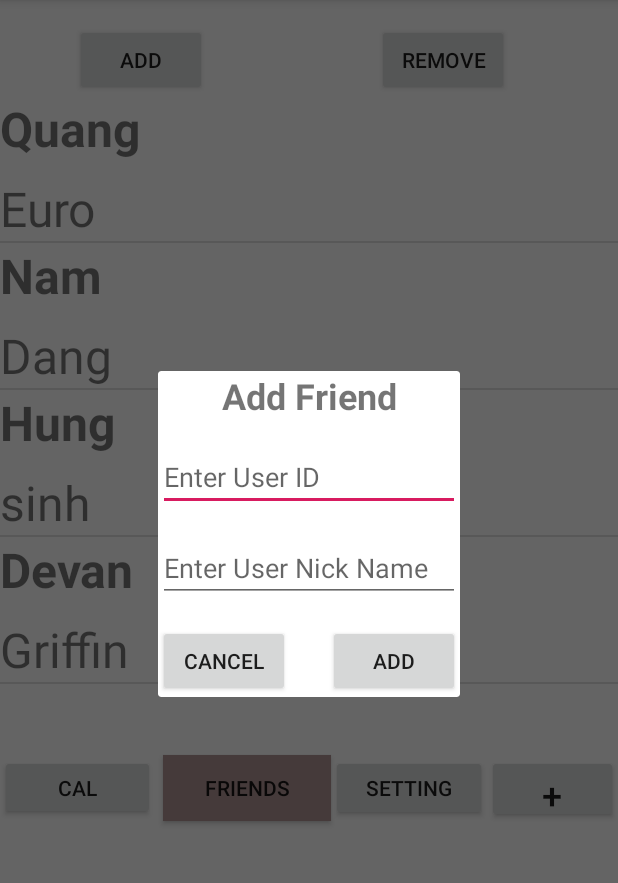
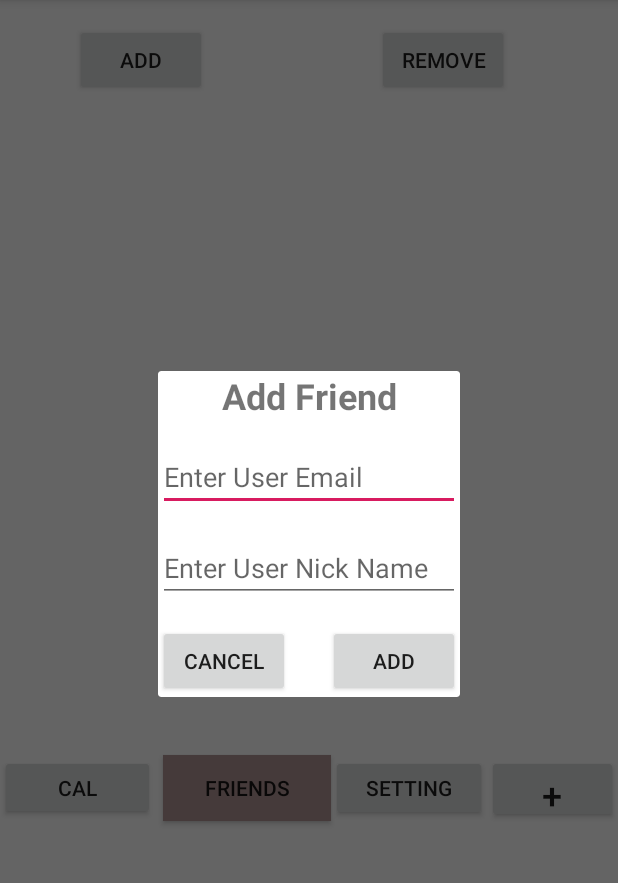
Before and after one commit to Quanglt12/EleCentLife-, an Android app: the FriendListActivity screen opened directly, with no data from a screen before it, after a tap on "ADD", on a phone screen of 412 x 824 dp, the part 84-967 px from its top. Run offline under Robolectric (Android 15) with nearby library versions, the phone set to English and light mode, and no system bars; our stand-ins replace Firebase (no records; nobody signed in at launch, a user with empty details on screens opened directly).

Commit message:
Friend List changed (now you can only add exist email)

```diff
--- a/app/src/main/java/com/example/elecentlife/FriendListActivity.java
+++ b/app/src/main/java/com/example/elecentlife/FriendListActivity.java
@@ -1,6 +1,7 @@
 package com.example.elecentlife;
 
 
+import androidx.annotation.NonNull;
 import androidx.appcompat.app.AppCompatActivity;
 
 import android.app.Dialog;
@@ -14,7 +15,13 @@ import android.widget.ListView;
 import android.widget.Toast;
 
 
+import com.google.android.gms.tasks.OnCompleteListener;
+import com.google.android.gms.tasks.Task;
+import com.google.firebase.auth.FirebaseAuth;
+import com.google.firebase.auth.SignInMethodQueryResult;
+
 import java.util.ArrayList;
+import java.util.List;
 
 public class FriendListActivity extends AppCompatActivity {
 
@@ -23,8 +30,9 @@ public class FriendListActivity extends AppCompatActivity {
     FriendListAdapter adapter;
     Button calbtn;
     Button btnadd,btndetele;
-    String userid;
+    String userid; //user email
     String usernickname;
+    FirebaseAuth auth;
     int i;
 
     @Override
@@ -39,6 +47,26 @@ public class FriendListActivity extends AppCompatActivity {
             @Override
             public void onClick(View view) {
                 Intent startIntent = new Intent(getApplicationContext(), MainActivity.class);
+                startActivity(startIntent);
+            }
+        });
+
+        //set button setting go to setting activity
+        Button settingsButton = (Button) findViewById(R.id.settingsButton);
+        settingsButton.setOnClickListener(new View.OnClickListener() {
+            @Override
+            public void onClick(View view) {
+                Intent startIntent = new Intent(getApplicationContext(), SettingsActivity.class);
+                startActivity(startIntent);
+            }
+        });
+
+        //set button new event go to event activity
+        Button eventButton = (Button) findViewById(R.id.newEventButton);
+        eventButton.setOnClickListener(new View.OnClickListener() {
+            @Override
+            public void onClick(View view) {
+                Intent startIntent = new Intent(getApplicationContext(), NewEventActivity.class);
                 startActivity(startIntent);
             }
         });
@@ -68,10 +96,11 @@ public class FriendListActivity extends AppCompatActivity {
                     public void onClick(View view) {
                         userid = edtfriendname.getText().toString().trim();
                         usernickname = edtNickName.getText().toString().trim();
-                        arrayfriend.add(new friend(usernickname, userid));
-                        adapter.notifyDataSetChanged(); //set new data after changed
+
+                        //pass user email to validate user method
+                        validateuser(userid, usernickname);
                         dialog.cancel();
-                       // validateuser(userid,usernickname);
+
                     }
                 });
 
@@ -112,31 +141,40 @@ public class FriendListActivity extends AppCompatActivity {
         lvfriend = (ListView) findViewById(R.id.ListViewFriend);
         arrayfriend = new ArrayList<>();
 
+        auth = FirebaseAuth.getInstance(); //get the Authentication instance from the database
         calbtn = (Button) findViewById(R.id.calbutton);
         btnadd = (Button) findViewById(R.id.addfriendbutton);
         btndetele = (Button) findViewById(R.id.removefriendbutton);
-        arrayfriend.add(new friend("Quang", "Euro"));
-        arrayfriend.add(new friend("Nam", "Dang"));
-        arrayfriend.add(new friend("Hung", "sinh"));
-        arrayfriend.add(new friend("Devan", "Griffin"));
+
+
     }
 
- /*private void validateuser(String newuserid, String nickName)
+private void validateuser(final String newuserEmail, final String nickName)
     {
-        //create class login as a static of Login
-        Login login = new Login();
-        String value = login.getusername();
-
-        if(newuserid.equals(value))
+       auth.fetchSignInMethodsForEmail(newuserEmail)
+               .addOnCompleteListener(new OnCompleteListener<SignInMethodQueryResult>() {
+                   @Override
+                   public void onComplete(@NonNull Task<SignInMethodQueryResult> task) {
+                       if (task.isSuccessful())
                        {
-            arrayfriend.add(new friend(nickName, newuserid));
+                           SignInMethodQueryResult result = task.getResult();
+                           List<String> signInMethods = result.getSignInMethods();
+                           if(!signInMethods.isEmpty()) //if the signInmethod is empty, it means that the Email doesn't exist in the data
+                           {
+                               arrayfriend.add(new friend(nickName, newuserEmail));
                                adapter.notifyDataSetChanged(); //set new data after changed
                            }
                            else
                            {
-            Toast toast = Toast.makeText(getApplicationContext(),"Incorrect User id name",Toast.LENGTH_SHORT);
+                               Toast toast = Toast.makeText(getApplicationContext(),"Incorrect User email",Toast.LENGTH_SHORT);
                                toast.show();
                            }
+                       }
 
-    }*/
                    }
+               });
+
+
+
+    };
+}
--- a/app/src/main/res/layout/activity_friend_list.xml
+++ b/app/src/main/res/layout/activity_friend_list.xml
@@ -64,13 +64,13 @@
         android:id="@+id/settingsButton"
         android:layout_width="104dp"
         android:layout_height="44dp"
-        android:layout_toStartOf="@+id/button7"
+        android:layout_toStartOf="@+id/newEventButton"
         android:text="Setting"
-        app:layout_constraintEnd_toStartOf="@+id/button7"
+        app:layout_constraintEnd_toStartOf="@+id/newEventButton"
         app:layout_constraintTop_toBottomOf="@+id/ListViewFriend" />
 
     <Button
-        android:id="@+id/button7"
+        android:id="@+id/newEventButton"
         android:layout_width="87dp"
         android:layout_height="45dp"
         android:layout_alignParentEnd="true"
--- a/app/src/main/res/layout/dialogfriend.xml
+++ b/app/src/main/res/layout/dialogfriend.xml
@@ -13,7 +13,7 @@
         android:layout_height="wrap_content" />
     <EditText
         android:id="@+id/edtNewFriend"
-        android:hint="Enter User ID"
+        android:hint="Enter User Email"
         android:layout_marginTop="15dp"
         android:layout_width="match_parent"
         android:layout_height="wrap_content" />
```
Also changed, not shown: 1 other file. Lines whose indentation alone changed are shown as unchanged.
